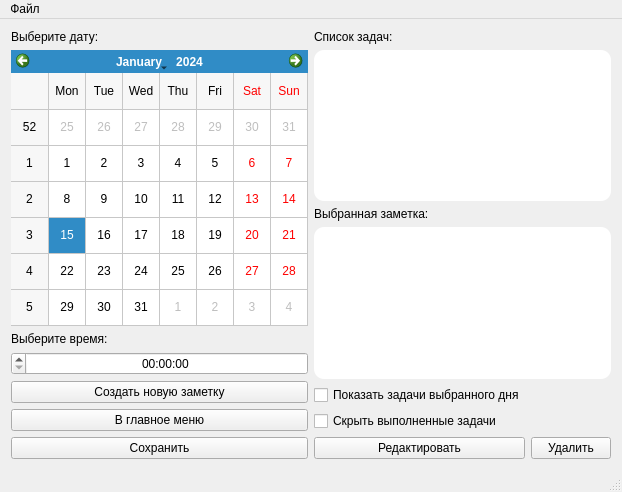
Before: the Qt Designer form Diary_2/diary.ui in fooxer9/Diary, drawn with Qt 5.
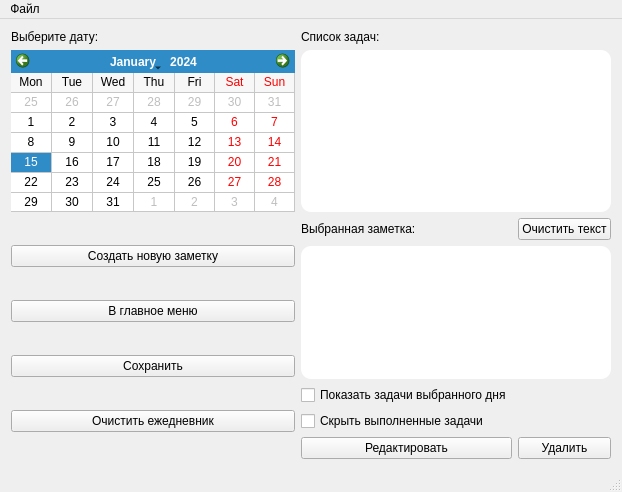
After: the same form once the commit is applied.

Patch:
```diff
--- a/Diary_2/diary.ui
+++ b/Diary_2/diary.ui
@@ -23,37 +23,54 @@
    <property name="mouseTracking">
     <bool>true</bool>
    </property>
-   <layout class="QGridLayout" name="gridLayout_3">
-    <item row="0" column="1" rowspan="2">
+   <layout class="QGridLayout" name="gridLayout_5">
+    <item row="0" column="0">
+     <layout class="QGridLayout" name="gridLayout_3">
+      <item row="0" column="0">
+       <widget class="QLabel" name="selectDate">
+        <property name="text">
+         <string>Выберите дату: </string>
+        </property>
+       </widget>
+      </item>
+      <item row="1" column="0">
+       <widget class="QCalendarWidget" name="calendar">
+        <property name="styleSheet">
+         <string notr="true">selectedDay-front-color: red;</string>
+        </property>
+        <property name="minimumDate">
+         <date>
+          <year>1900</year>
+          <month>1</month>
+          <day>1</day>
+         </date>
+        </property>
+        <property name="gridVisible">
+         <bool>true</bool>
+        </property>
+        <property name="verticalHeaderFormat">
+         <enum>QCalendarWidget::NoVerticalHeader</enum>
+        </property>
+       </widget>
+      </item>
+     </layout>
+    </item>
+    <item row="1" column="1" rowspan="2">
      <layout class="QGridLayout" name="gridLayout_4">
-      <item row="6" column="1">
+      <item row="7" column="1">
        <widget class="QPushButton" name="deleteButton">
         <property name="text">
          <string>Удалить</string>
         </property>
        </widget>
       </item>
-      <item row="5" column="0">
+      <item row="6" column="0">
        <widget class="QCheckBox" name="hideCompleted">
         <property name="text">
          <string>Скрыть выполненные задачи</string>
         </property>
        </widget>
       </item>
-      <item row="6" column="0">
-       <widget class="QPushButton" name="editButton">
-        <property name="text">
-         <string>Редактировать</string>
-        </property>
-       </widget>
-      </item>
-      <item row="0" column="0">
-       <widget class="QLabel" name="tasks">
-        <property name="text">
-         <string>Список задач:</string>
-        </property>
-       </widget>
-      </item>
       <item row="2" column="0">
        <widget class="QLabel" name="note">
         <property name="text">
@@ -61,93 +78,86 @@
         </property>
        </widget>
       </item>
-      <item row="3" column="0" colspan="2">
+      <item row="7" column="0">
+       <widget class="QPushButton" name="editButton">
+        <property name="text">
+         <string>Редактировать</string>
+        </property>
+       </widget>
+      </item>
+      <item row="4" column="0" colspan="2">
        <widget class="QTextEdit" name="taskText">
-        <property name="styleSheet">
-         <string notr="true">
-border: 10 px solid rgb(200,244,99);
-border-radius: 10px;
-background-color: rgb(255,255,255)</string>
+        <property name="sizePolicy">
+         <sizepolicy hsizetype="Expanding" vsizetype="Expanding">
+          <horstretch>0</horstretch>
+          <verstretch>0</verstretch>
+         </sizepolicy>
         </property>
-       </widget>
-      </item>
-      <item row="1" column="0" colspan="2">
-       <widget class="QListWidget" name="taskList">
         <property name="styleSheet">
          <string notr="true">
 border: 10 px solid rgb(200,244,99);
 border-radius: 10px;
 background-color: rgb(255,255,255)</string>
         </property>
+        <property name="readOnly">
+         <bool>true</bool>
+        </property>
        </widget>
       </item>
-      <item row="4" column="0">
+      <item row="5" column="0">
        <widget class="QCheckBox" name="todayTasks">
         <property name="text">
          <string>Показать задачи выбранного дня</string>
         </property>
        </widget>
       </item>
+      <item row="2" column="1">
+       <widget class="QPushButton" name="clearTextButton">
+        <property name="text">
+         <string>Очистить текст</string>
+        </property>
+       </widget>
+      </item>
      </layout>
     </item>
-    <item row="1" column="0">
+    <item row="0" column="1">
+     <layout class="QGridLayout" name="gridLayout">
+      <item row="1" column="0">
+       <widget class="QListWidget" name="taskList">
+        <property name="sizePolicy">
+         <sizepolicy hsizetype="Expanding" vsizetype="Expanding">
+          <horstretch>0</horstretch>
+          <verstretch>0</verstretch>
+         </sizepolicy>
+        </property>
+        <property name="styleSheet">
+         <string notr="true">
+border: 10 px solid rgb(200,244,99);
+border-radius: 10px;
+background-color: rgb(255,255,255)</string>
+        </property>
+       </widget>
+      </item>
+      <item row="0" column="0">
+       <widget class="QLabel" name="tasks">
+        <property name="text">
+         <string>Список задач:</string>
+        </property>
+       </widget>
+      </item>
+     </layout>
+    </item>
+    <item row="1" column="0" rowspan="2">
      <layout class="QGridLayout" name="gridLayout_2">
       <item row="0" column="0">
-       <layout class="QVBoxLayout" name="verticalLayout_2">
-        <item>
-         <widget class="QLabel" name="selectTime">
-          <property name="sizePolicy">
-           <sizepolicy hsizetype="Preferred" vsizetype="Preferred">
-            <horstretch>0</horstretch>
-            <verstretch>0</verstretch>
-           </sizepolicy>
-          </property>
-          <property name="text">
-           <string>Выберите время:</string>
-          </property>
-         </widget>
-        </item>
-        <item>
-         <widget class="QTimeEdit" name="timeEdit">
-          <property name="enabled">
-           <bool>true</bool>
-          </property>
-          <property name="sizePolicy">
-           <sizepolicy hsizetype="Preferred" vsizetype="Fixed">
-            <horstretch>0</horstretch>
-            <verstretch>0</verstretch>
-           </sizepolicy>
-          </property>
-          <property name="focusPolicy">
-           <enum>Qt::WheelFocus</enum>
-          </property>
-          <property name="layoutDirection">
-           <enum>Qt::RightToLeft</enum>
-          </property>
-          <property name="wrapping">
-           <bool>false</bool>
-          </property>
-          <property name="frame">
-           <bool>true</bool>
-          </property>
-          <property name="alignment">
-           <set>Qt::AlignCenter</set>
-          </property>
-          <property name="readOnly">
-           <bool>false</bool>
-          </property>
-          <property name="buttonSymbols">
-           <enum>QAbstractSpinBox::UpDownArrows</enum>
-          </property>
-          <property name="accelerated">
-           <bool>false</bool>
-          </property>
-          <property name="displayFormat">
-           <string/>
-          </property>
-         </widget>
-        </item>
-       </layout>
+       <layout class="QVBoxLayout" name="verticalLayout_2"/>
+      </item>
+      <item row="4" column="0">
+       <widget class="QPushButton" name="saveButton">
+        <property name="text">
+         <string>Сохранить</string>
+        </property>
+       </widget>
       </item>
       <item row="1" column="0">
        <widget class="QPushButton" name="newNoteButton">
@@ -163,38 +173,10 @@
         </property>
        </widget>
       </item>
-      <item row="3" column="0">
-       <widget class="QPushButton" name="saveButton">
+      <item row="5" column="0">
+       <widget class="QPushButton" name="clearTasksButton">
         <property name="text">
-         <string>Сохранить</string>
-        </property>
-       </widget>
-      </item>
-     </layout>
-    </item>
-    <item row="0" column="0">
-     <layout class="QVBoxLayout" name="verticalLayout">
-      <item>
-       <widget class="QLabel" name="selectDate">
-        <property name="text">
-         <string>Выберите дату:</string>
-        </property>
-       </widget>
-      </item>
-      <item>
-       <widget class="QCalendarWidget" name="calendar">
-        <property name="styleSheet">
-         <string notr="true">selectedDay-front-color: red;</string>
-        </property>
-        <property name="minimumDate">
-         <date>
-          <year>1900</year>
-          <month>1</month>
-          <day>1</day>
-         </date>
-        </property>
-        <property name="gridVisible">
-         <bool>true</bool>
+         <string>Очистить ежедневник</string>
         </property>
        </widget>
       </item>
```
Left out of the diff: 13 changed lines with no effect on the pictures.
